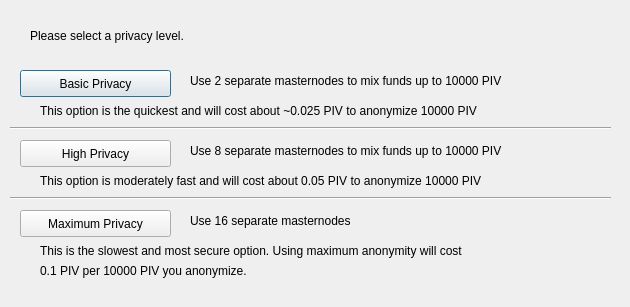
GhostAlexe/dwe, file src/qt/forms/obfuscationconfig.ui: the form before one commit.
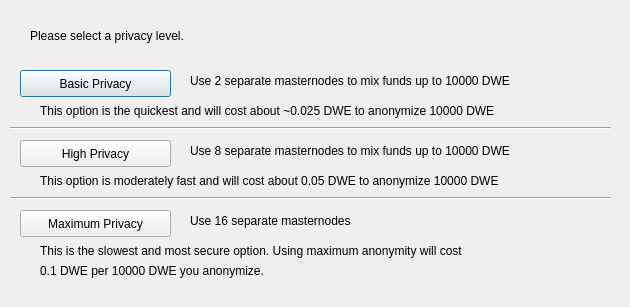
The form after the commit.

Diff of the .ui file:
```diff
--- a/src/qt/forms/obfuscationconfig.ui
+++ b/src/qt/forms/obfuscationconfig.ui
@@ -75,7 +75,7 @@
     </rect>
    </property>
    <property name="text">
-    <string>Use 2 separate masternodes to mix funds up to 10000 PIV</string>
+    <string>Use 2 separate masternodes to mix funds up to 10000 DWE</string>
    </property>
   </widget>
   <widget class="QLabel" name="label_3">
@@ -88,7 +88,7 @@
     </rect>
    </property>
    <property name="text">
-    <string>Use 8 separate masternodes to mix funds up to 10000 PIV</string>
+    <string>Use 8 separate masternodes to mix funds up to 10000 DWE</string>
    </property>
   </widget>
   <widget class="QLabel" name="label_4">
@@ -114,7 +114,7 @@
     </rect>
    </property>
    <property name="text">
-    <string>This option is the quickest and will cost about ~0.025 PIV to anonymize 10000 PIV</string>
+    <string>This option is the quickest and will cost about ~0.025 DWE to anonymize 10000 DWE</string>
    </property>
   </widget>
   <widget class="QLabel" name="label_7">
@@ -127,7 +127,7 @@
     </rect>
    </property>
    <property name="text">
-    <string>This option is moderately fast and will cost about 0.05 PIV to anonymize 10000 PIV</string>
+    <string>This option is moderately fast and will cost about 0.05 DWE to anonymize 10000 DWE</string>
    </property>
   </widget>
   <widget class="QLabel" name="label_8">
@@ -153,7 +153,7 @@
     </rect>
    </property>
    <property name="text">
-    <string>0.1 PIV per 10000 PIV you anonymize.</string>
+    <string>0.1 DWE per 10000 DWE you anonymize.</string>
    </property>
   </widget>
   <widget class="Line" name="line">
```
